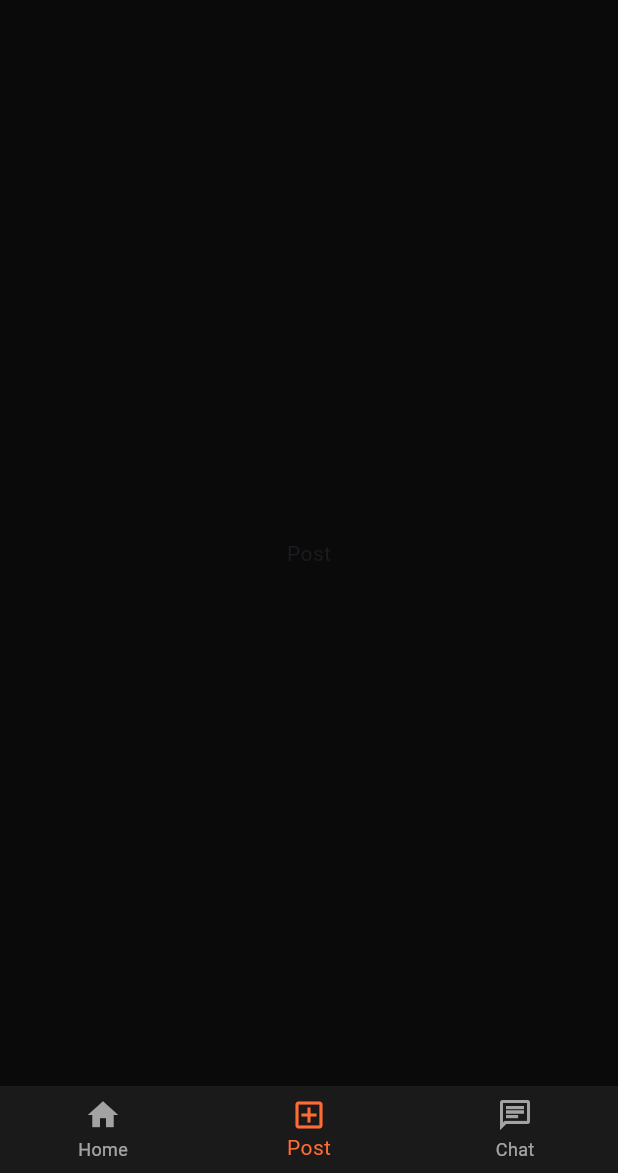
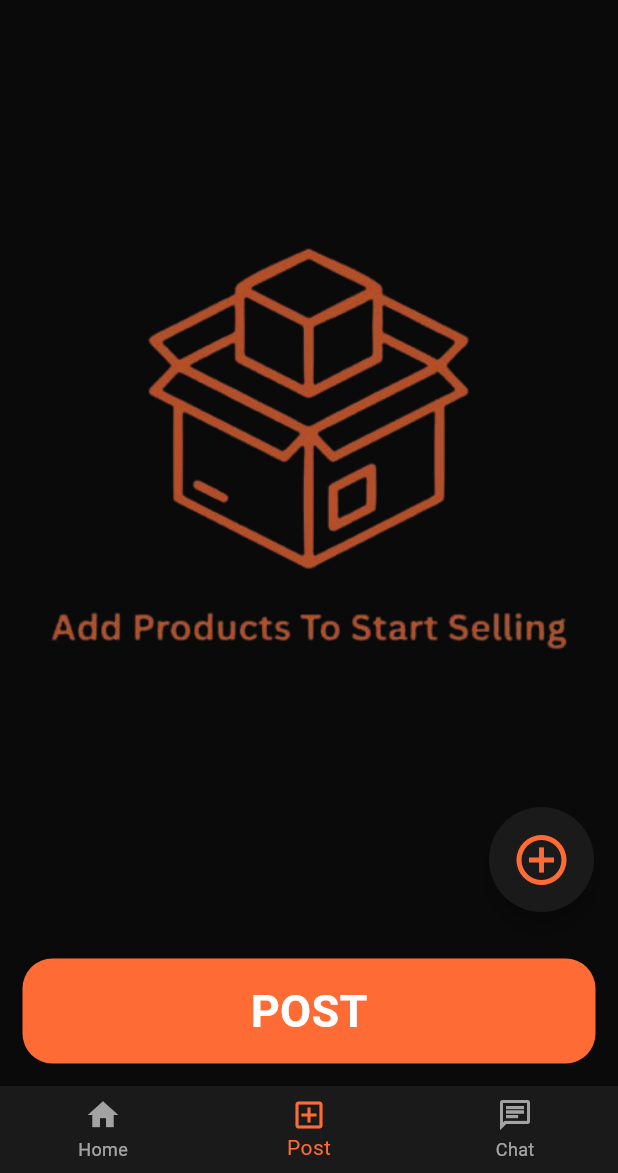
Before and after one commit to so-shaurya/hostel_market, a Flutter app: the screen it shows after launch, item 2 of the bottom bar chosen, on a phone screen of 412 x 824 dp, the part 63-1236 px from its top. Run offline on Flutter 3.47's test engine with Material 3 defaults, Android fonts, the phone set to English and light mode, and no system bars; our stand-ins replace image_picker.

Commit message:
post page ui + post card ui

```diff
--- a/lib/screens/chat.dart
+++ b/lib/screens/chat.dart
@@ -1,5 +1,6 @@
 import 'package:flutter/material.dart';
 import 'package:hostel_market/data/constants.dart';
+import 'package:hostel_market/widgets/ProdCreationCard.dart';
 
 class Chat_screen extends StatefulWidget {
   const Chat_screen({super.key});
@@ -13,7 +14,7 @@ class _Chat_screenState extends State<Chat_screen> {
   Widget build(BuildContext context) {
     return Scaffold(
       backgroundColor: AppColor.background,
-      body: Center(child: Text('chat')),
+      body: Center(child: ProdCreationBox()),
     );
   }
 }
--- a/lib/screens/post.dart
+++ b/lib/screens/post.dart
@@ -1,5 +1,6 @@
 import 'package:flutter/material.dart';
 import 'package:hostel_market/data/constants.dart';
+import 'package:hostel_market/widgets/ProdCreationCard.dart';
 
 class Post_screen extends StatefulWidget {
   const Post_screen({super.key});
@@ -9,11 +10,78 @@ class Post_screen extends StatefulWidget {
 }
 
 class _Post_screenState extends State<Post_screen> {
+  bool showProdBox = false;
   @override
   Widget build(BuildContext context) {
     return Scaffold(
       backgroundColor: AppColor.background,
-      body: Center(child: Text('Post')),
+      body: Stack(
+        children: [
+          Container(
+            width: double.infinity,
+            height: double.infinity,
+            child: Center(
+              child: Opacity(
+                opacity: 0.7,
+                child: Image.asset('lib/data/images/PostScreenBG.png'),
+              ),
+            ),
+          ),
+
+          if (showProdBox)
+            Positioned.fill(
+              child: GestureDetector(
+                onTap: () {
+                  setState(() {
+                    showProdBox = false;
+                  });
+                },
+                child: Container(
+                  color: Colors.black54,
+                  child: Center(
+                    child: GestureDetector(
+                      onTap: () {},
+                      child: AnimatedScale(
+                        duration: Duration(milliseconds: 200),
+                        scale: showProdBox ? 1 : 0,
+                        child: ProdCreationBox(),
+                      ),
+                    ),
+                  ),
+                ),
+              ),
+            ),
+        ],
+      ),
+
+      floatingActionButton: SizedBox(
+        height: 70,
+        width: 70,
+        child: FloatingActionButton(
+          onPressed: () {
+            setState(() {
+              showProdBox = true;
+            });
+          },
+          shape: const CircleBorder(),
+          backgroundColor: AppColor.card,
+          child: Icon(
+            Icons.add_circle_outline,
+            color: AppColor.primary,
+            size: 40,
+          ),
+        ),
+      ),
+      bottomNavigationBar: Container(
+        margin: EdgeInsetsGeometry.all(15),
+        height: 70,
+        width: double.infinity,
+        decoration: BoxDecoration(
+          borderRadius: BorderRadius.circular(20),
+          color: AppColor.primary,
+        ),
+        child: Center(child: Text('POST', style: kTextHeadline)),
+      ),
     );
   }
 }
--- a/pubspec.yaml
+++ b/pubspec.yaml
@@ -34,6 +34,7 @@ dependencies:
   # The following adds the Cupertino Icons font to your application.
   # Use with the CupertinoIcons class for iOS style icons.
   cupertino_icons: ^1.0.8
+  image_picker: ^1.0.7
 
 dev_dependencies:
   flutter_test:
```
Also changed, not shown: lib/widgets/ProdCreationCard.dart (added, +205 -0 lines), lib/data/images/AddImage.jpg (added), lib/data/images/PostScreenBG.png (added), pubspec.lock, 8 other files.
